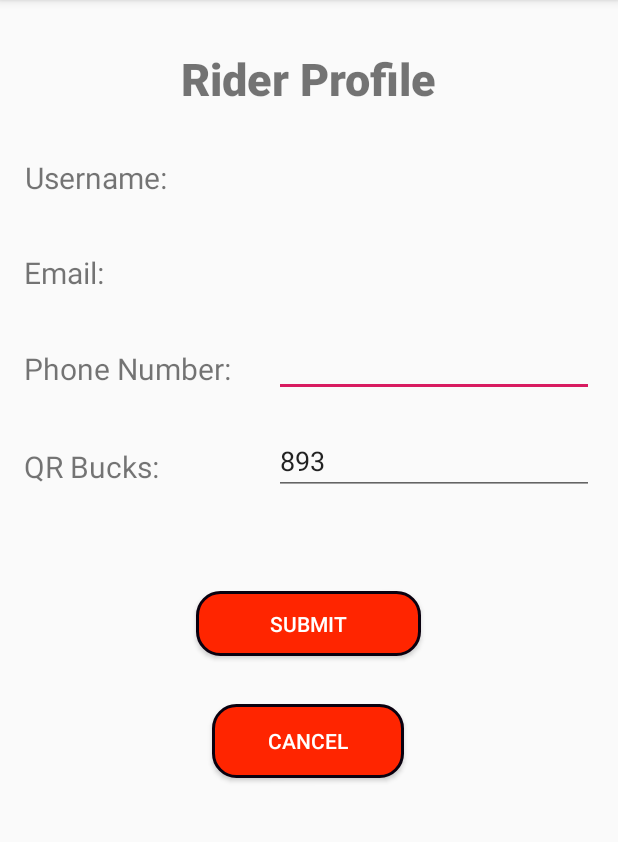
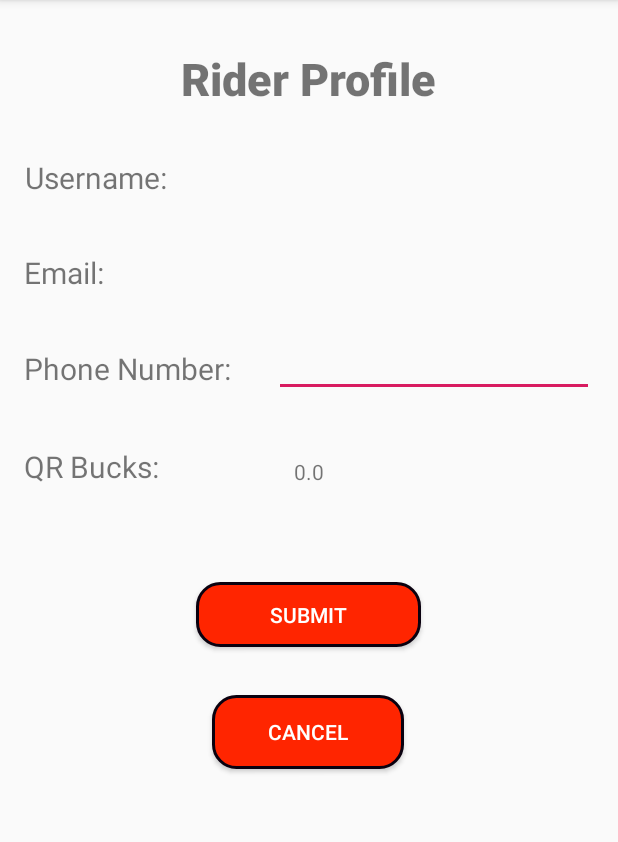
Before and after one commit to CMPUT301W20T13/SkipTheGas, an Android app: the RiderProfileActivity screen opened directly, with no data from a screen before it, after a tap on "EDIT PROFILE", on a phone screen of 412 x 824 dp, the part 84-926 px from its top. Run offline under Robolectric (Android 15) with nearby library versions, the phone set to English and light mode, and no system bars; our stand-ins replace Firebase (no records; nobody signed in at launch, a user with empty details on screens opened directly); 2 statements that could not run were skipped.

Commit message:
added qr bucks to rider profile and edit profile

```diff
--- a/SkipTheGas/app/src/main/java/com/example/skipthegas/RiderDrawerProfileFragment.java
+++ b/SkipTheGas/app/src/main/java/com/example/skipthegas/RiderDrawerProfileFragment.java
@@ -30,6 +30,7 @@ public class RiderDrawerProfileFragment extends Fragment {
     TextView riderNameEditText;
     TextView riderPhoneEditText;
     TextView riderEmailEditText;
+    TextView riderQREditText;
     TextView riderProfileHeader;
 
     Button editButton;
@@ -41,6 +42,7 @@ public class RiderDrawerProfileFragment extends Fragment {
     String riderName;
     String riderPhone;
     String riderEmail;
+    double QRBucks;
 
     /**
      * onCreateView method for RiderDrawerProfileFragment fragment
@@ -68,6 +70,7 @@ public class RiderDrawerProfileFragment extends Fragment {
         riderNameEditText = getActivity().findViewById(R.id.rider_profile_user_name_textView);
         riderPhoneEditText = getActivity().findViewById(R.id.rider_profile_phone_TextView);
         riderEmailEditText = getActivity().findViewById(R.id.rider_profile_email_TextView);
+        riderQREditText = getActivity().findViewById(R.id.editText6);
         riderProfileHeader = getActivity().findViewById(R.id.rider_profile_header);
 
         editButton = getActivity().findViewById(R.id.editButton);
@@ -94,6 +97,8 @@ public class RiderDrawerProfileFragment extends Fragment {
                         riderPhoneEditText.setText(riderPhone);
                         riderEmailEditText.setText(riderEmail);
                         riderProfileHeader.setText(header);
+                        QRBucks = (double) documentSnapshot.getData().get("QR_bucks");
+                        riderQREditText.setText(String.valueOf(QRBucks));
                     }
                 });
         editButton.setOnClickListener(new View.OnClickListener() {
--- a/SkipTheGas/app/src/main/java/com/example/skipthegas/RiderProfileActivity.java
+++ b/SkipTheGas/app/src/main/java/com/example/skipthegas/RiderProfileActivity.java
@@ -3,6 +3,7 @@ package com.example.skipthegas;
 import android.content.Intent;
 import android.os.Bundle;
 import android.view.View;
+import android.widget.Button;
 import android.widget.TextView;
 
 import androidx.annotation.Nullable;
@@ -19,12 +20,15 @@ import java.util.Objects;
 
 /**
  * This is a class that governs the rider profile screen
+ * NEED TO DELETE
  */
 public class RiderProfileActivity extends AppCompatActivity {
 
     FirebaseFirestore firebaseFirestore;
     FirebaseAuth firebaseAuth;
-    TextView riderName,riderEmail,riderPhone,header;
+    TextView riderName, riderEmail, riderPhone, riderQR, header;
+//    Button editButton, requestButton, logoutButton;
+    double QRBucks;
 
     /**
      * onCreate method for RiderProfileActivity class
@@ -43,6 +47,12 @@ public class RiderProfileActivity extends AppCompatActivity {
         riderName = findViewById(R.id.rider_name);
         riderEmail = findViewById(R.id.rider_email);
         riderPhone = findViewById(R.id.rider_phone_number);
+        riderQR = findViewById(R.id.account_balance);
+
+//        editButton = findViewById(R.id.editButton);
+//        requestButton = findViewById(R.id.requestButton);
+//        logoutButton = findViewById(R.id.logout_button);
+
         FirebaseUser rider = firebaseAuth.getCurrentUser();
         assert rider != null;
         firebaseFirestore
@@ -57,6 +67,9 @@ public class RiderProfileActivity extends AppCompatActivity {
                             riderName.setText(documentSnapshot.getString("username"));
                             riderEmail.setText(documentSnapshot.getString("email"));
                             riderPhone.setText(documentSnapshot.getString("phone"));
+
+                            QRBucks = (double) documentSnapshot.getData().get("QR_bucks");
+                            riderQR.setText(String.valueOf(QRBucks));
                         }
                     }
                 });
--- a/SkipTheGas/app/src/main/java/com/example/skipthegas/RiderProfileEditable.java
+++ b/SkipTheGas/app/src/main/java/com/example/skipthegas/RiderProfileEditable.java
@@ -22,14 +22,15 @@ import javax.annotation.Nullable;
  */
 public class RiderProfileEditable extends AppCompatActivity {
 
-    TextView usernameDisplay, emailDisplay;
-    EditText phoneEdit, QR_Edit;
+    TextView usernameDisplay, emailDisplay, qrDisplay;
+    EditText phoneEdit;
     FirebaseFirestore firebaseFirestore;
     FirebaseAuth firebaseAuth;
     String userId;
     String username;
     String phone;
     String email;
+    double qr_bucks;
 
     /**
      * onCreate method for RiderProfileEditable class
@@ -44,7 +45,7 @@ public class RiderProfileEditable extends AppCompatActivity {
         usernameDisplay = findViewById(R.id.editText3);
         emailDisplay = findViewById(R.id.editText4);
         phoneEdit = findViewById(R.id.editText5);
-        QR_Edit = findViewById(R.id.editText6);
+        qrDisplay = findViewById(R.id.editText6);
 
         // Cloud database initiation
         firebaseFirestore = FirebaseFirestore.getInstance();
@@ -64,9 +65,12 @@ public class RiderProfileEditable extends AppCompatActivity {
                         email = documentSnapshot.getString("email");
                         phone = documentSnapshot.getString("phone");
                         username = documentSnapshot.getString("username");
+                        qr_bucks = (double) documentSnapshot.getData().get("QR_bucks");
                         usernameDisplay.setText(username);
                         emailDisplay.setText(email);
                         phoneEdit.setText(phone);
+                        qrDisplay.setText(String.valueOf(qr_bucks));
+
                     }
                 });
     }
@@ -96,7 +100,7 @@ public class RiderProfileEditable extends AppCompatActivity {
         usernameDisplay = findViewById(R.id.editText3);
         emailDisplay = findViewById(R.id.editText4);
         phoneEdit = findViewById(R.id.editText5);
-        QR_Edit = findViewById(R.id.editText6);
+        qrDisplay = findViewById(R.id.editText6);
 
         Intent intent = new Intent(this, RiderProfileActivity.class);
         startActivity(intent);
--- a/SkipTheGas/app/src/main/res/layout/fragment_rider_profile.xml
+++ b/SkipTheGas/app/src/main/res/layout/fragment_rider_profile.xml
@@ -120,7 +120,6 @@
         android:layout_marginEnd="8dp"
         android:ems="10"
         android:inputType="number"
-        android:text="100"
         app:layout_constraintEnd_toEndOf="parent"
         app:layout_constraintTop_toBottomOf="@+id/rider_profile_phone_TextView" />
 
--- a/SkipTheGas/app/src/main/res/layout/rider_profile_edit_layout.xml
+++ b/SkipTheGas/app/src/main/res/layout/rider_profile_edit_layout.xml
@@ -115,18 +115,16 @@
         app:layout_constraintEnd_toEndOf="parent"
         app:layout_constraintTop_toBottomOf="@+id/editText4" />
 
-    <EditText
+    <TextView
         android:id="@+id/editText6"
         android:layout_width="wrap_content"
         android:layout_height="wrap_content"
-        android:layout_marginTop="20dp"
-        android:layout_marginEnd="16dp"
+        android:layout_marginTop="40dp"
+        android:layout_marginEnd="56dp"
         android:ems="10"
         android:inputType="number"
-        android:text="893"
         app:layout_constraintEnd_toEndOf="parent"
-        app:layout_constraintTop_toBottomOf="@+id/editText5"
-        tools:layout_editor_absoluteX="182dp" />
+        app:layout_constraintTop_toBottomOf="@+id/editText5" />
 
     <Button
         android:id="@+id/submitButton"
```
